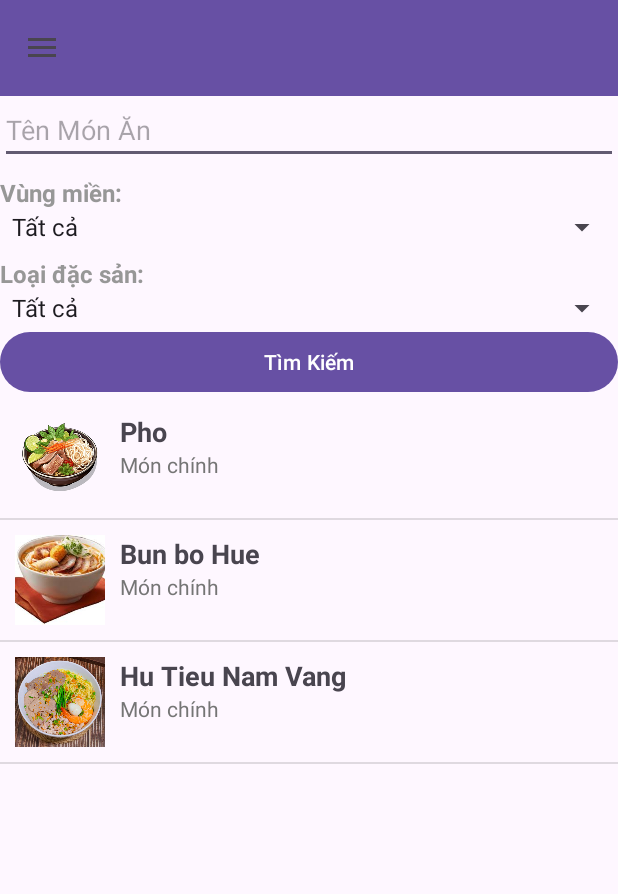
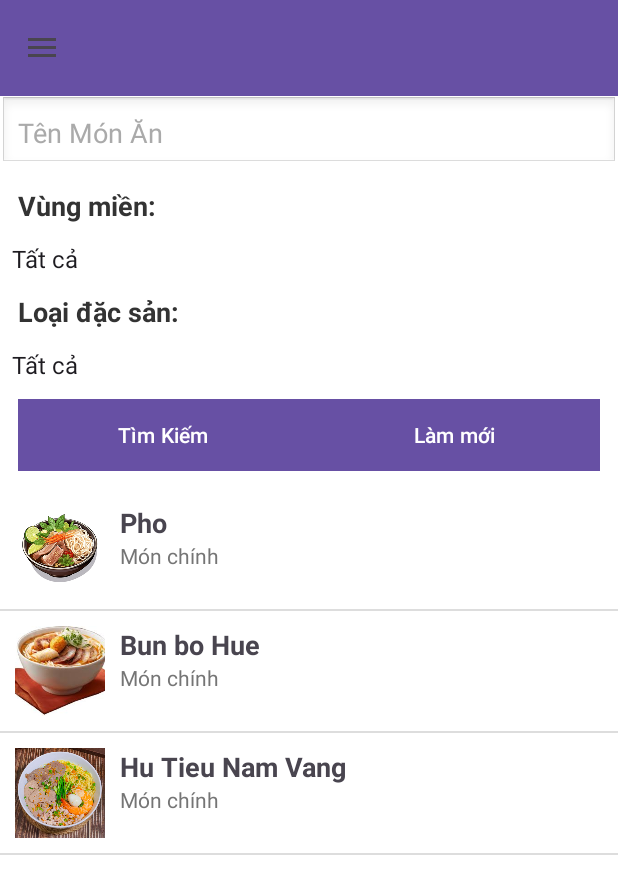
Before and after one commit to WuangLok/Android-Studio, an Android app: the screen it shows after launch (MainActivity), after a tap on "Tìm Kiếm", on a phone screen of 412 x 824 dp. Shown: the top 894 px of the screen. Run offline under Robolectric (Android 15) with nearby library versions, the phone set to English and light mode, and no system bars; 1 other tap on this screen came first.

Commit message:
Add Button Refresh

```diff
--- a/app/src/main/java/com/example/finalproject/TimKiem/TimkiemdacsanFragment.java
+++ b/app/src/main/java/com/example/finalproject/TimKiem/TimkiemdacsanFragment.java
@@ -39,7 +39,7 @@ import java.util.List;
 public class TimkiemdacsanFragment extends Fragment {
 
     private EditText edtTenMonAn;
-    private Button btnTimKiem;
+    private Button btnTimKiem , btnLamMoi;
     private ListView lvMonAn;
     private Spinner spnVungMien, spnLoaiMonAn;
     private ArrayList<MonAn> dsMonAn = new ArrayList<>();
@@ -99,12 +99,22 @@ public class TimkiemdacsanFragment extends Fragment {
         lvMonAn = view.findViewById(R.id.lvDanhSach);
         spnVungMien = view.findViewById(R.id.SpinnerVungMien);
         spnLoaiMonAn = view.findViewById(R.id.SpinnerLoaiMonAn);
+        btnLamMoi = view.findViewById(R.id.btnLamMoi);
 
         adapterDacSan = new AdapterDacSan(getContext(), dsMonAn);
         lvMonAn.setAdapter(adapterDacSan);
 
         LoadSpinnerData();
         LoadSQLiteData();
+        btnLamMoi.setOnClickListener(new View.OnClickListener() {
+            @Override
+            public void onClick(View v) {
+                edtTenMonAn.setText("");
+                spnVungMien.setSelection(0);
+                spnLoaiMonAn.setSelection(0);
+                LoadSQLiteData();
+            }
+        });
 
         btnTimKiem.setOnClickListener(v -> {
             String tenMonAn = edtTenMonAn.getText().toString().trim();
@@ -189,6 +199,7 @@ public class TimkiemdacsanFragment extends Fragment {
         }
     }
 
+
     private void TimKiemMonAn(String tenMonAn, String vungMien, String loaiMonAn) {
         ArrayList<MonAn> filteredList = new ArrayList<>();
         for (MonAn monAn : dsMonAn) {
--- a/app/src/main/res/layout/fragment_timkiemdacsan.xml
+++ b/app/src/main/res/layout/fragment_timkiemdacsan.xml
@@ -2,52 +2,82 @@
 <LinearLayout xmlns:android="http://schemas.android.com/apk/res/android"
     android:layout_width="match_parent"
     android:layout_height="match_parent"
-    android:orientation="vertical">
+    android:orientation="vertical"
+    android:background="@color/white">
 
     <EditText
         android:id="@+id/EdtTenMonAn"
         android:layout_width="match_parent"
         android:layout_height="wrap_content"
         android:hint="Tên Món Ăn"
-        android:inputType="text" />
+        android:inputType="text"
+        android:background="@android:drawable/edit_text"
+        android:textColorHint="@color/textSecondary"
+        android:padding="12dp"/>
 
     <TextView
         android:layout_width="match_parent"
         android:layout_height="wrap_content"
         android:text="Vùng miền:"
         android:textStyle="bold"
-        android:textColor="#979797"
-        android:textSize="16sp"
-        android:paddingTop="8dp" />
+        android:textColor="@color/textPrimary"
+        android:textSize="18sp"
+        android:padding="12dp" />
 
     <Spinner
         android:id="@+id/SpinnerVungMien"
         android:layout_width="match_parent"
-        android:layout_height="wrap_content" />
+        android:layout_height="wrap_content"
+        android:background="@color/white"
+        android:popupBackground="@color/c1"/>
 
     <TextView
         android:layout_width="match_parent"
         android:layout_height="wrap_content"
         android:text="Loại đặc sản:"
         android:textStyle="bold"
-        android:textColor="#979797"
-        android:textSize="16sp"
-        android:paddingTop="8dp" />
+        android:textColor="@color/textPrimary"
+        android:textSize="18sp"
+        android:padding="12dp" />
 
     <Spinner
         android:id="@+id/SpinnerLoaiMonAn"
         android:layout_width="match_parent"
-        android:layout_height="wrap_content" />
+        android:layout_height="wrap_content"
+        android:background="@color/white"
+        android:popupBackground="@color/c1"/>
 
-    <Button
-        android:id="@+id/btnTim"
+    <LinearLayout
         android:layout_width="match_parent"
         android:layout_height="wrap_content"
-        android:text="Tìm Kiếm" />
+        android:orientation="horizontal"
+        android:padding="12dp">
+
+        <Button
+            android:id="@+id/btnTim"
+            android:layout_width="0dp"
+            android:layout_height="wrap_content"
+            android:layout_weight="1"
+            android:text="Tìm Kiếm"
+            android:background="@color/colorPrimaryDark"
+            android:textColor="@color/white"
+           />
+
+        <Button
+            android:id="@+id/btnLamMoi"
+            android:layout_width="0dp"
+            android:layout_height="wrap_content"
+            android:layout_weight="1"
+            android:text="Làm mới"
+            android:background="@color/colorAccent"
+            android:textColor="@color/white"/>
+    </LinearLayout>
 
     <ListView
         android:id="@+id/lvDanhSach"
         android:layout_width="match_parent"
         android:layout_height="0dp"
-        android:layout_weight="1" />
+        android:layout_weight="1"
+        android:divider="@color/divider"
+        android:dividerHeight="1dp"/>
 </LinearLayout>
--- a/app/src/main/res/values/colors.xml
+++ b/app/src/main/res/values/colors.xml
@@ -2,4 +2,21 @@
 <resources>
     <color name="black">#FF000000</color>
     <color name="white">#FFFFFFFF</color>
+    <color name="c1">#8E67B2</color>
+    <color name="c2">#C78BBA</color>
+    <color name="c3">#F8B3D0</color>
+    <color name="c4">#8B83D6</color>
+    <color name="colorPrimary">#FFFFFF</color>
+    <color name="colorPrimaryDark">#FF5722</color>
+    <color name="colorAccent">#FF5722</color>
+
+    <!-- Màu cho các thành phần văn bản -->
+    <color name="textPrimary">#333333</color>
+    <color name="textSecondary">#AAAAAA</color>
+
+    <!-- Màu nền cho các thành phần như EditText, Button, etc. -->
+    <color name="backgroundPrimary">#FFFFFF</color>
+
+    <!-- Màu cho đường viền hoặc phân chia các phần tử giao diện -->
+    <color name="divider">#DDDDDD</color>+
 </resources>
```
